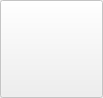
First picture: the form in AkoosticPlayer/soundbutton.ui, repository pieero/pieeros-project, before the edit.
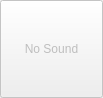
Second picture: the form after the edit.

What changed in the file:
```diff
--- a/AkoosticPlayer/soundbutton.ui
+++ b/AkoosticPlayer/soundbutton.ui
@@ -38,7 +38,7 @@
       </sizepolicy>
      </property>
      <property name="text">
-      <string/>
+      <string>No Sound</string>
      </property>
      <property name="checkable">
       <bool>true</bool>
```
